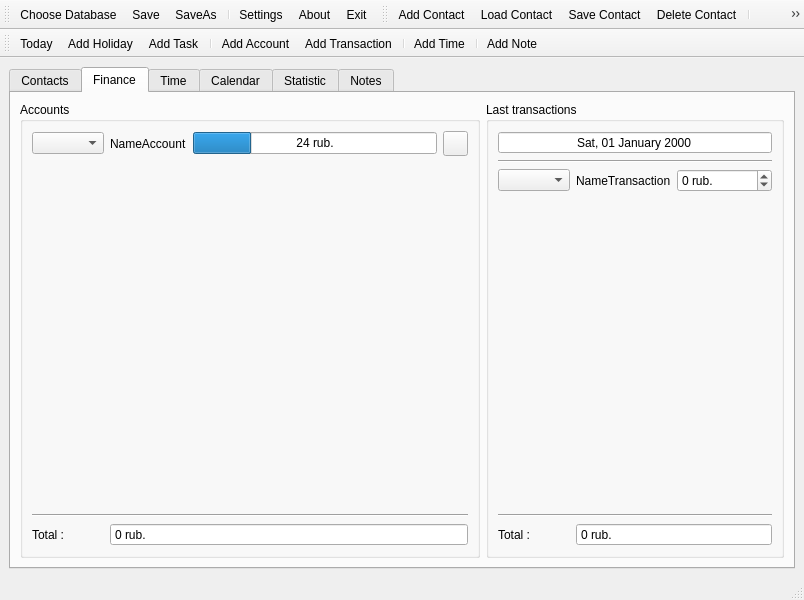
Qt form trunk/Organizer/OrganizerView.ui (konradlst/Organizer) before a commit.
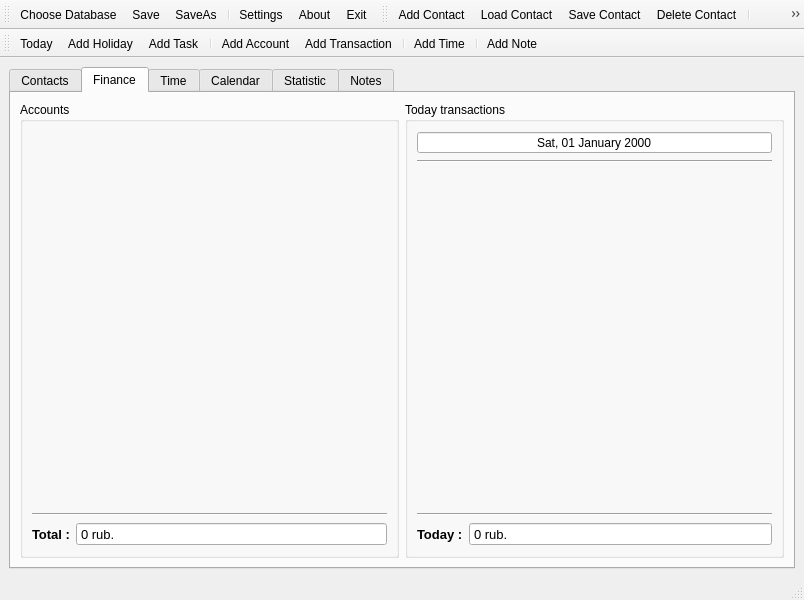
The same form after that commit. The open tabs and pages were chosen to show the change. Icons and pictures are not drawn. Custom widgets are drawn as their Qt base class.

Commit message: add accountView and transactionView

What changed in the file:
```diff
--- a/trunk/Organizer/OrganizerView.ui
+++ b/trunk/Organizer/OrganizerView.ui
@@ -574,66 +574,10 @@
         <item row="0" column="1">
          <widget class="QGroupBox" name="groupBox_7">
           <property name="title">
-           <string>Last transactions</string>
+           <string>Today transactions</string>
           </property>
-          <layout class="QGridLayout" name="gridLayout_7">
-           <item row="2" column="0">
-            <widget class="QComboBox" name="comboBox"/>
-           </item>
-           <item row="5" column="0">
-            <widget class="QLabel" name="label_20">
-             <property name="text">
-              <string>Total :</string>
-             </property>
-            </widget>
-           </item>
-           <item row="3" column="0" colspan="3">
-            <spacer name="verticalSpacer_2">
-             <property name="orientation">
-              <enum>Qt::Vertical</enum>
-             </property>
-             <property name="sizeHint" stdset="0">
-              <size>
-               <width>20</width>
-               <height>40</height>
-              </size>
-             </property>
-            </spacer>
-           </item>
-           <item row="2" column="2">
-            <widget class="QSpinBox" name="spinBox_2">
-             <property name="suffix">
-              <string> rub.</string>
-             </property>
-             <property name="minimum">
-              <number>-9999999</number>
-             </property>
-             <property name="maximum">
-              <number>9999999</number>
-             </property>
-             <property name="singleStep">
-              <number>1</number>
-             </property>
-             <property name="value">
-              <number>0</number>
-             </property>
-            </widget>
-           </item>
-           <item row="4" column="0" colspan="3">
-            <widget class="Line" name="line_2">
-             <property name="orientation">
-              <enum>Qt::Horizontal</enum>
-             </property>
-            </widget>
-           </item>
-           <item row="2" column="1">
-            <widget class="QLabel" name="label_18">
-             <property name="text">
-              <string>NameTransaction</string>
-             </property>
-            </widget>
-           </item>
-           <item row="0" column="0" colspan="3">
+          <layout class="QVBoxLayout" name="verticalLayout_10">
+           <item>
             <widget class="QDateEdit" name="dateEdit">
              <property name="alignment">
               <set>Qt::AlignCenter</set>
@@ -646,23 +590,75 @@
              </property>
             </widget>
            </item>
-           <item row="5" column="1" colspan="2">
-            <widget class="QSpinBox" name="spinBox_3">
-             <property name="buttonSymbols">
-              <enum>QAbstractSpinBox::NoButtons</enum>
-             </property>
-             <property name="suffix">
-              <string> rub.</string>
-             </property>
-            </widget>
-           </item>
-           <item row="1" column="0" colspan="3">
+           <item>
             <widget class="Line" name="line_4">
              <property name="orientation">
               <enum>Qt::Horizontal</enum>
              </property>
             </widget>
            </item>
+           <item>
+            <widget class="TransactionView" name="transactionTest" native="true"/>
+           </item>
+           <item>
+            <spacer name="verticalSpacer_2">
+             <property name="orientation">
+              <enum>Qt::Vertical</enum>
+             </property>
+             <property name="sizeHint" stdset="0">
+              <size>
+               <width>20</width>
+               <height>40</height>
+              </size>
+             </property>
+            </spacer>
+           </item>
+           <item>
+            <widget class="Line" name="line_2">
+             <property name="orientation">
+              <enum>Qt::Horizontal</enum>
+             </property>
+            </widget>
+           </item>
+           <item>
+            <layout class="QHBoxLayout" name="hLayTodayFinance">
+             <item>
+              <widget class="QLabel" name="label_20">
+               <property name="sizePolicy">
+                <sizepolicy hsizetype="Fixed" vsizetype="Preferred">
+                 <horstretch>0</horstretch>
+                 <verstretch>0</verstretch>
+                </sizepolicy>
+               </property>
+               <property name="font">
+                <font>
+                 <pointsize>10</pointsize>
+                 <weight>75</weight>
+                 <bold>true</bold>
+                </font>
+               </property>
+               <property name="text">
+                <string>Today :</string>
+               </property>
+              </widget>
+             </item>
+             <item>
+              <widget class="QSpinBox" name="spinBox_3">
+               <property name="font">
+                <font>
+                 <pointsize>10</pointsize>
+                </font>
+               </property>
+               <property name="buttonSymbols">
+                <enum>QAbstractSpinBox::NoButtons</enum>
+               </property>
+               <property name="suffix">
+                <string> rub.</string>
+               </property>
+              </widget>
+             </item>
+            </layout>
+           </item>
           </layout>
          </widget>
         </item>
@@ -671,21 +667,11 @@
           <property name="title">
            <string>Accounts</string>
           </property>
-          <layout class="QGridLayout" name="gridLayout_8">
-           <item row="0" column="2">
-            <widget class="QProgressBar" name="progressBar">
-             <property name="value">
-              <number>24</number>
-             </property>
-             <property name="textDirection">
-              <enum>QProgressBar::TopToBottom</enum>
-             </property>
-             <property name="format">
-              <string>%v rub.</string>
-             </property>
-            </widget>
+          <layout class="QVBoxLayout" name="verticalLayout_5">
+           <item>
+            <widget class="AccountView" name="accountTest" native="true"/>
            </item>
-           <item row="1" column="0" colspan="4">
+           <item>
             <spacer name="verticalSpacer_3">
              <property name="orientation">
               <enum>Qt::Vertical</enum>
@@ -698,62 +684,51 @@
              </property>
             </spacer>
            </item>
-           <item row="2" column="0" colspan="4">
+           <item>
             <widget class="Line" name="line_3">
              <property name="orientation">
               <enum>Qt::Horizontal</enum>
              </property>
             </widget>
            </item>
-           <item row="3" column="1" colspan="3">
-            <widget class="QSpinBox" name="spinBox">
-             <property name="buttonSymbols">
-              <enum>QAbstractSpinBox::NoButtons</enum>
-             </property>
-             <property name="suffix">
-              <string> rub.</string>
-             </property>
-            </widget>
-           </item>
-           <item row="0" column="0">
-            <widget class="QComboBox" name="comboBox_2"/>
-           </item>
-           <item row="0" column="1">
-            <widget class="QLabel" name="label_17">
-             <property name="text">
-              <string>NameAccount</string>
-             </property>
-            </widget>
-           </item>
-           <item row="3" column="0">
+           <item>
+            <layout class="QHBoxLayout" name="hLayTotalFinance">
+             <item>
             <widget class="QLabel" name="label_19">
+               <property name="sizePolicy">
+                <sizepolicy hsizetype="Fixed" vsizetype="Preferred">
+                 <horstretch>0</horstretch>
+                 <verstretch>0</verstretch>
+                </sizepolicy>
+               </property>
+               <property name="font">
+                <font>
+                 <pointsize>10</pointsize>
+                 <weight>75</weight>
+                 <bold>true</bold>
+                </font>
+               </property>
              <property name="text">
               <string>Total :</string>
              </property>
             </widget>
            </item>
-           <item row="0" column="3">
-            <widget class="QPushButton" name="pushButton_5">
-             <property name="minimumSize">
-              <size>
-               <width>25</width>
-               <height>25</height>
-              </size>
-             </property>
-             <property name="maximumSize">
-              <size>
-               <width>25</width>
-               <height>252</height>
-              </size>
-             </property>
-             <property name="text">
-              <string/>
-             </property>
-             <property name="icon">
-              <iconset resource="res.qrc">
-               <normaloff>:/deleteContact</normaloff>:/deleteContact</iconset>
-             </property>
-            </widget>
+             <item>
+              <widget class="QSpinBox" name="spinBox">
+               <property name="font">
+                <font>
+                 <pointsize>10</pointsize>
+                </font>
+               </property>
+               <property name="buttonSymbols">
+                <enum>QAbstractSpinBox::NoButtons</enum>
+               </property>
+               <property name="suffix">
+                <string> rub.</string>
+               </property>
+              </widget>
+             </item>
+            </layout>
            </item>
           </layout>
          </widget>
@@ -1950,6 +1925,20 @@
    </property>
   </action>
  </widget>
+ <customwidgets>
+  <customwidget>
+   <class>AccountView</class>
+   <extends>QWidget</extends>
+   <header>./Views/accountView.h</header>
+   <container>1</container>
+  </customwidget>
+  <customwidget>
+   <class>TransactionView</class>
+   <extends>QWidget</extends>
+   <header>./Views/transactionView.h</header>
+   <container>1</container>
+  </customwidget>
+ </customwidgets>
  <resources>
   <include location="res.qrc"/>
  </resources>
```
Left out of the diff: 106 changed lines with no effect on the pictures. Lines whose indentation alone changed are shown as unchanged. The commit also changes 7 other files.
